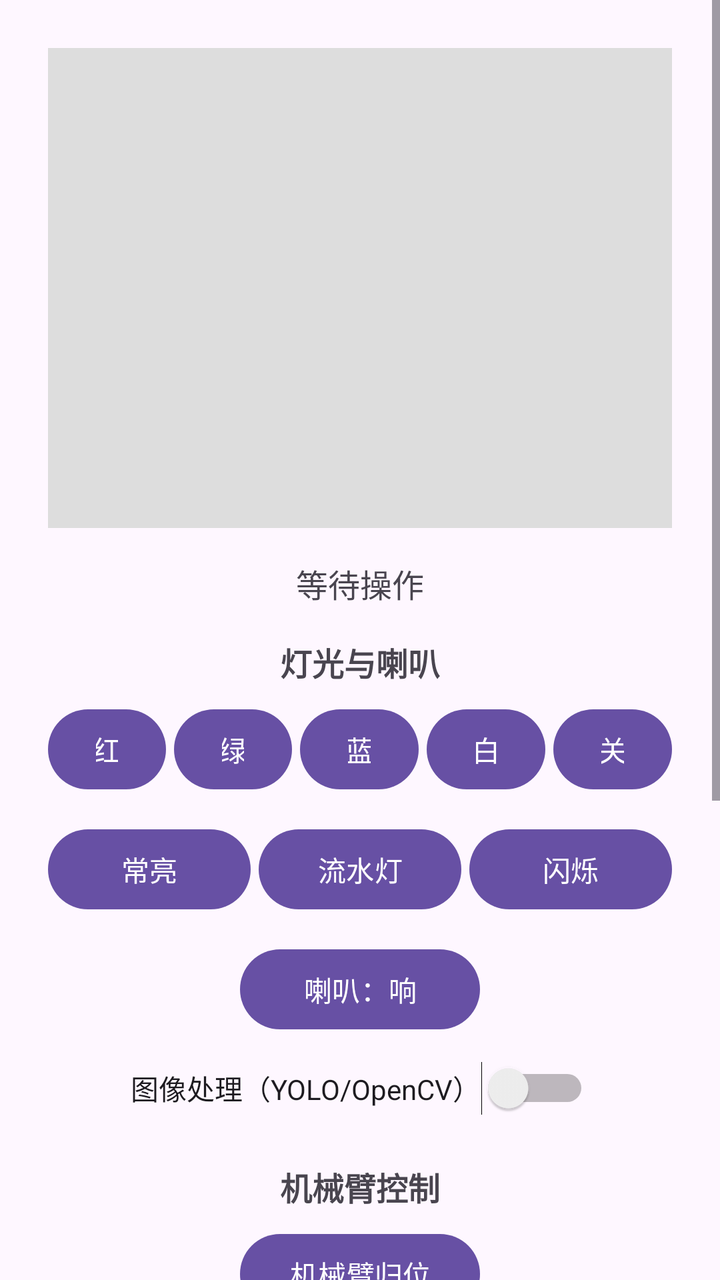
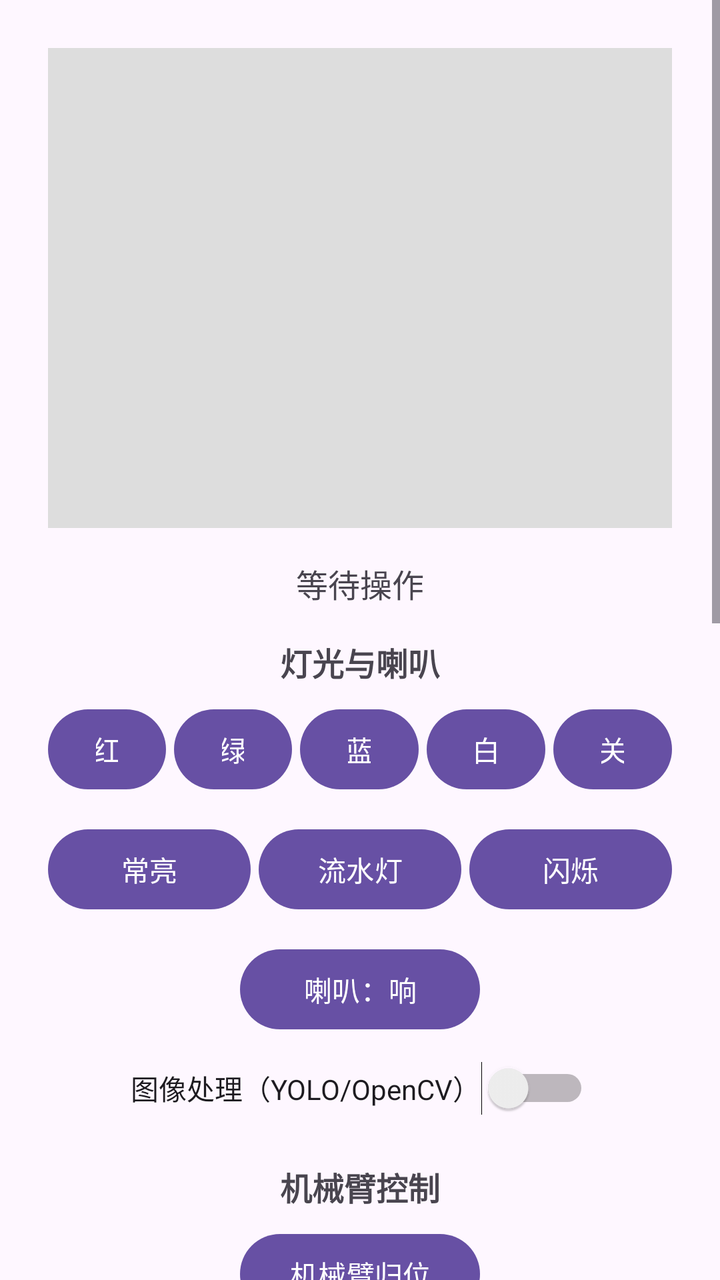

Two renders of the same Android screen: before a commit and after it. Below are the layout's source before the change and the commit's diff.
<!-- AndroidManifest.xml: application theme Theme.CarApp -->
<!-- res/layout/activity_main.xml -->
<?xml version="1.0" encoding="utf-8"?>
<ScrollView xmlns:android="http://schemas.android.com/apk/res/android"
    android:layout_width="match_parent"
    android:layout_height="match_parent"
    android:fillViewport="true">

    <LinearLayout
        android:layout_width="match_parent"
        android:layout_height="wrap_content"
        android:orientation="vertical"
        android:gravity="center"
        android:padding="24dp">

        
        <ImageView
            android:id="@+id/ivCamera"
            android:layout_width="match_parent"
            android:layout_height="240dp"
            android:scaleType="centerCrop"
            android:background="#DDDDDD"
            android:contentDescription="小车摄像头画面"
            android:layout_marginBottom="16dp" />

        
        <TextView
            android:id="@+id/tvStatus"
            android:layout_width="match_parent"
            android:layout_height="wrap_content"
            android:text="等待操作"
            android:textSize="16sp"
            android:gravity="center"
            android:layout_marginBottom="16dp" />

        
        <TextView
            android:layout_width="match_parent"
            android:layout_height="wrap_content"
            android:text="灯光与喇叭"
            android:textSize="16sp"
            android:textStyle="bold"
            android:gravity="center"
            android:layout_marginBottom="8dp" />

        
        <LinearLayout
            android:layout_width="match_parent"
            android:layout_height="wrap_content"
            android:orientation="horizontal"
            android:gravity="center"
            android:layout_marginBottom="12dp">

            <Button
                android:id="@+id/btnLedRed"
                android:layout_width="0dp"
                android:layout_height="wrap_content"
                android:layout_weight="1"
                android:layout_marginEnd="4dp"
                android:text="红" />

            <Button
                android:id="@+id/btnLedGreen"
                android:layout_width="0dp"
                android:layout_height="wrap_content"
                android:layout_weight="1"
                android:layout_marginEnd="4dp"
                android:text="绿" />

            <Button
                android:id="@+id/btnLedBlue"
                android:layout_width="0dp"
                android:layout_height="wrap_content"
                android:layout_weight="1"
                android:layout_marginEnd="4dp"
                android:text="蓝" />

            <Button
                android:id="@+id/btnLedWhite"
                android:layout_width="0dp"
                android:layout_height="wrap_content"
                android:layout_weight="1"
                android:layout_marginEnd="4dp"
                android:text="白" />

            <Button
                android:id="@+id/btnLedOff"
                android:layout_width="0dp"
                android:layout_height="wrap_content"
                android:layout_weight="1"
                android:text="关" />

        </LinearLayout>

        
        <LinearLayout
            android:layout_width="match_parent"
            android:layout_height="wrap_content"
            android:orientation="horizontal"
            android:gravity="center"
            android:layout_marginBottom="12dp">

            <Button
                android:id="@+id/btnLedModeSteady"
                android:layout_width="0dp"
                android:layout_height="wrap_content"
                android:layout_weight="1"
                android:layout_marginEnd="4dp"
                android:text="常亮" />

            <Button
                android:id="@+id/btnLedModeFlow"
                android:layout_width="0dp"
                android:layout_height="wrap_content"
                android:layout_weight="1"
                android:layout_marginEnd="4dp"
                android:text="流水灯" />

            <Button
                android:id="@+id/btnLedModeBlink"
                android:layout_width="0dp"
                android:layout_height="wrap_content"
                android:layout_weight="1"
                android:text="闪烁" />

        </LinearLayout>

        
        <Button
            android:id="@+id/btnBuzzer"
            android:layout_width="120dp"
            android:layout_height="wrap_content"
            android:text="喇叭：响"
            android:layout_marginBottom="12dp" />

        
        <Switch
            android:id="@+id/swImageProcess"
            android:layout_width="wrap_content"
            android:layout_height="wrap_content"
            android:text="图像处理（YOLO/OpenCV）"
            android:layout_marginBottom="24dp" />

        
        
        <TextView
            android:layout_width="match_parent"
            android:layout_height="wrap_content"
            android:text="机械臂控制"
            android:textSize="16sp"
            android:textStyle="bold"
            android:gravity="center"
            android:layout_marginBottom="8dp" />

        
        <Button
            android:id="@+id/btnArmReset"
            android:layout_width="120dp"
            android:layout_height="wrap_content"
            android:text="机械臂归位"
            android:layout_marginBottom="12dp" />

        
        <LinearLayout
            android:layout_width="match_parent"
            android:layout_height="wrap_content"
            android:orientation="horizontal"
            android:gravity="center_vertical"
            android:layout_marginBottom="4dp">

            <TextView
                android:layout_width="56dp"
                android:layout_height="wrap_content"
                android:text="base"
                android:textSize="14sp" />

            <SeekBar
                android:id="@+id/seekBase"
                android:layout_width="0dp"
                android:layout_height="wrap_content"
                android:layout_weight="1"
                android:max="180"
                android:progress="90" />

            <TextView
                android:id="@+id/tvBaseValue"
                android:layout_width="48dp"
                android:layout_height="wrap_content"
                android:text="90"
                android:textSize="14sp"
                android:gravity="end" />

        </LinearLayout>

        <LinearLayout
            android:layout_width="match_parent"
            android:layout_height="wrap_content"
            android:orientation="horizontal"
            android:gravity="center_vertical"
            android:layout_marginBottom="4dp">

            <TextView
                android:layout_width="56dp"
                android:layout_height="wrap_content"
                android:text="p1"
                android:textSize="14sp" />

            <SeekBar
                android:id="@+id/seekP1"
                android:layout_width="0dp"
                android:layout_height="wrap_content"
                android:layout_weight="1"
                android:max="180"
                android:progress="90" />

            <TextView
                android:id="@+id/tvP1Value"
                android:layout_width="48dp"
                android:layout_height="wrap_content"
                android:text="90"
                android:textSize="14sp"
                android:gravity="end" />

        </LinearLayout>

        <LinearLayout
            android:layout_width="match_parent"
            android:layout_height="wrap_content"
            android:orientation="horizontal"
            android:gravity="center_vertical"
            android:layout_marginBottom="4dp">

            <TextView
                android:layout_width="56dp"
                android:layout_height="wrap_content"
                android:text="p2"
                android:textSize="14sp" />

            <SeekBar
                android:id="@+id/seekP2"
                android:layout_width="0dp"
                android:layout_height="wrap_content"
                android:layout_weight="1"
                android:max="180"
                android:progress="90" />

            <TextView
                android:id="@+id/tvP2Value"
                android:layout_width="48dp"
                android:layout_height="wrap_content"
                android:text="90"
                android:textSize="14sp"
                android:gravity="end" />

        </LinearLayout>

        <LinearLayout
            android:layout_width="match_parent"
            android:layout_height="wrap_content"
            android:orientation="horizontal"
            android:gravity="center_vertical"
            android:layout_marginBottom="4dp">

            <TextView
                android:layout_width="56dp"
                android:layout_height="wrap_content"
                android:text="p3"
                android:textSize="14sp" />

            <SeekBar
                android:id="@+id/seekP3"
                android:layout_width="0dp"
                android:layout_height="wrap_content"
                android:layout_weight="1"
                android:max="180"
                android:progress="90" />

            <TextView
                android:id="@+id/tvP3Value"
                android:layout_width="48dp"
                android:layout_height="wrap_content"
                android:text="90"
                android:textSize="14sp"
                android:gravity="end" />

        </LinearLayout>

        <LinearLayout
            android:layout_width="match_parent"
            android:layout_height="wrap_content"
            android:orientation="horizontal"
            android:gravity="center_vertical"
            android:layout_marginBottom="4dp">

            <TextView
                android:layout_width="56dp"
                android:layout_height="wrap_content"
                android:text="p4"
                android:textSize="14sp" />

            <SeekBar
                android:id="@+id/seekP4"
                android:layout_width="0dp"
                android:layout_height="wrap_content"
                android:layout_weight="1"
                android:max="180"
                android:progress="90" />

            <TextView
                android:id="@+id/tvP4Value"
                android:layout_width="48dp"
                android:layout_height="wrap_content"
                android:text="90"
                android:textSize="14sp"
                android:gravity="end" />

        </LinearLayout>

        <LinearLayout
            android:layout_width="match_parent"
            android:layout_height="wrap_content"
            android:orientation="horizontal"
            android:gravity="center_vertical"
            android:layout_marginBottom="16dp">

            <TextView
                android:layout_width="56dp"
                android:layout_height="wrap_content"
                android:text="p5"
                android:textSize="14sp" />

            <SeekBar
                android:id="@+id/seekP5"
                android:layout_width="0dp"
                android:layout_height="wrap_content"
                android:layout_weight="1"
                android:max="180"
                android:progress="90" />

            <TextView
                android:id="@+id/tvP5Value"
                android:layout_width="48dp"
                android:layout_height="wrap_content"
                android:text="90"
                android:textSize="14sp"
                android:gravity="end" />

        </LinearLayout>

        

        
        <Button
            android:id="@+id/btnForward"
            android:layout_width="120dp"
            android:layout_height="wrap_content"
            android:text="前进"
            android:layout_marginBottom="16dp" />

        
        <LinearLayout
            android:layout_width="wrap_content"
            android:layout_height="wrap_content"
            android:orientation="horizontal"
            android:gravity="center">

            <Button
                android:id="@+id/btnLeft"
                android:layout_width="100dp"
                android:layout_height="wrap_content"
                android:text="左转"
                android:layout_marginEnd="16dp" />

            <Button
                android:id="@+id/btnStop"
                android:layout_width="100dp"
                android:layout_height="wrap_content"
                android:text="停止"
                android:layout_marginEnd="16dp" />

            <Button
                android:id="@+id/btnRight"
                android:layout_width="100dp"
                android:layout_height="wrap_content"
                android:text="右转" />

        </LinearLayout>

        
        <Button
            android:id="@+id/btnBackward"
            android:layout_width="120dp"
            android:layout_height="wrap_content"
            android:text="后退"
            android:layout_marginTop="16dp" />

    </LinearLayout>

</ScrollView>
<!-- resources referenced by this layout -->
<resources>
  <style name="Theme.CarApp" parent="Base.Theme.CarApp" />
  <style name="Base.Theme.CarApp" parent="Theme.Material3.DayNight.NoActionBar">
          
          
      </style>
</resources>

<!-- the commit's change to res/layout/activity_main.xml (unified diff, before → after) -->
@@ -392,6 +392,58 @@
             android:text="后退"
             android:layout_marginTop="16dp" />
 
+        
+        
+        <TextView
+            android:layout_width="match_parent"
+            android:layout_height="wrap_content"
+            android:text="AI 对话"
+            android:textSize="16sp"
+            android:textStyle="bold"
+            android:gravity="center"
+            android:layout_marginTop="24dp"
+            android:layout_marginBottom="8dp" />
+
+        
+        <TextView
+            android:id="@+id/tvChatLog"
+            android:layout_width="match_parent"
+            android:layout_height="180dp"
+            android:background="#F5F5F5"
+            android:padding="8dp"
+            android:textSize="14sp"
+            android:gravity="top|start"
+            android:text=""
+            android:scrollbars="vertical"
+            android:layout_marginBottom="8dp" />
+
+        
+        <LinearLayout
+            android:layout_width="match_parent"
+            android:layout_height="wrap_content"
+            android:orientation="horizontal"
+            android:gravity="center_vertical">
+
+            <EditText
+                android:id="@+id/etChatInput"
+                android:layout_width="0dp"
+                android:layout_height="wrap_content"
+                android:layout_weight="1"
+                android:hint="输入内容"
+                android:inputType="text"
+                android:maxLines="1"
+                android:layout_marginEnd="8dp" />
+
+            <Button
+                android:id="@+id/btnSendChat"
+                android:layout_width="wrap_content"
+                android:layout_height="wrap_content"
+                android:text="发送" />
+
+        </LinearLayout>
+
+        
+
     </LinearLayout>
 
 </ScrollView>
